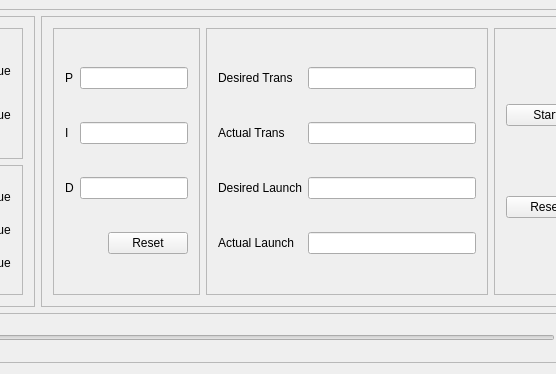
SilentStrike/beerpong, file ui/mainwindow.ui: the form before one commit; both pictures show x 616 to 1172 and y 481 to 855 of the 1308 by 855 pixel window.
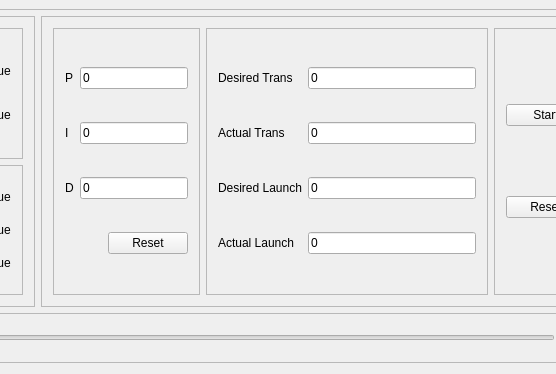
The form after the commit.

```diff
--- a/ui/mainwindow.ui
+++ b/ui/mainwindow.ui
@@ -96,7 +96,11 @@
          </property>
          <layout class="QGridLayout" name="gridLayout_6">
           <item row="0" column="1" colspan="2">
-           <widget class="QLineEdit" name="pBox"/>
+           <widget class="QLineEdit" name="pBox">
+            <property name="text">
+             <string>0</string>
+            </property>
+           </widget>
           </item>
           <item row="2" column="0">
            <widget class="QLabel" name="iLabel">
@@ -106,7 +110,11 @@
            </widget>
           </item>
           <item row="2" column="1" colspan="2">
-           <widget class="QLineEdit" name="iBox"/>
+           <widget class="QLineEdit" name="iBox">
+            <property name="text">
+             <string>0</string>
+            </property>
+           </widget>
           </item>
           <item row="3" column="0">
            <widget class="QLabel" name="dLabel">
@@ -116,7 +124,11 @@
            </widget>
           </item>
           <item row="3" column="1" colspan="2">
-           <widget class="QLineEdit" name="dBox"/>
+           <widget class="QLineEdit" name="dBox">
+            <property name="text">
+             <string>0</string>
+            </property>
+           </widget>
           </item>
           <item row="4" column="2">
            <widget class="QPushButton" name="pidReset">
@@ -152,7 +164,11 @@
            </widget>
           </item>
           <item row="0" column="1">
-           <widget class="QLineEdit" name="desiredTransBox"/>
+           <widget class="QLineEdit" name="desiredTransBox">
+            <property name="text">
+             <string>0</string>
+            </property>
+           </widget>
           </item>
           <item row="1" column="0">
            <widget class="QLabel" name="actualTransLabel">
@@ -162,7 +178,11 @@
            </widget>
           </item>
           <item row="1" column="1">
-           <widget class="QLineEdit" name="actualTransBox"/>
+           <widget class="QLineEdit" name="actualTransBox">
+            <property name="text">
+             <string>0</string>
+            </property>
+           </widget>
           </item>
           <item row="2" column="0">
            <widget class="QLabel" name="desiredLaunchLabel">
@@ -172,7 +192,11 @@
            </widget>
           </item>
           <item row="2" column="1">
-           <widget class="QLineEdit" name="desiredLaunchBox"/>
+           <widget class="QLineEdit" name="desiredLaunchBox">
+            <property name="text">
+             <string>0</string>
+            </property>
+           </widget>
           </item>
           <item row="3" column="0">
            <widget class="QLabel" name="actualLaunchLabel">
@@ -182,7 +206,11 @@
            </widget>
           </item>
           <item row="3" column="1">
-           <widget class="QLineEdit" name="actualLaunchBox"/>
+           <widget class="QLineEdit" name="actualLaunchBox">
+            <property name="text">
+             <string>0</string>
+            </property>
+           </widget>
           </item>
          </layout>
         </widget>
```
